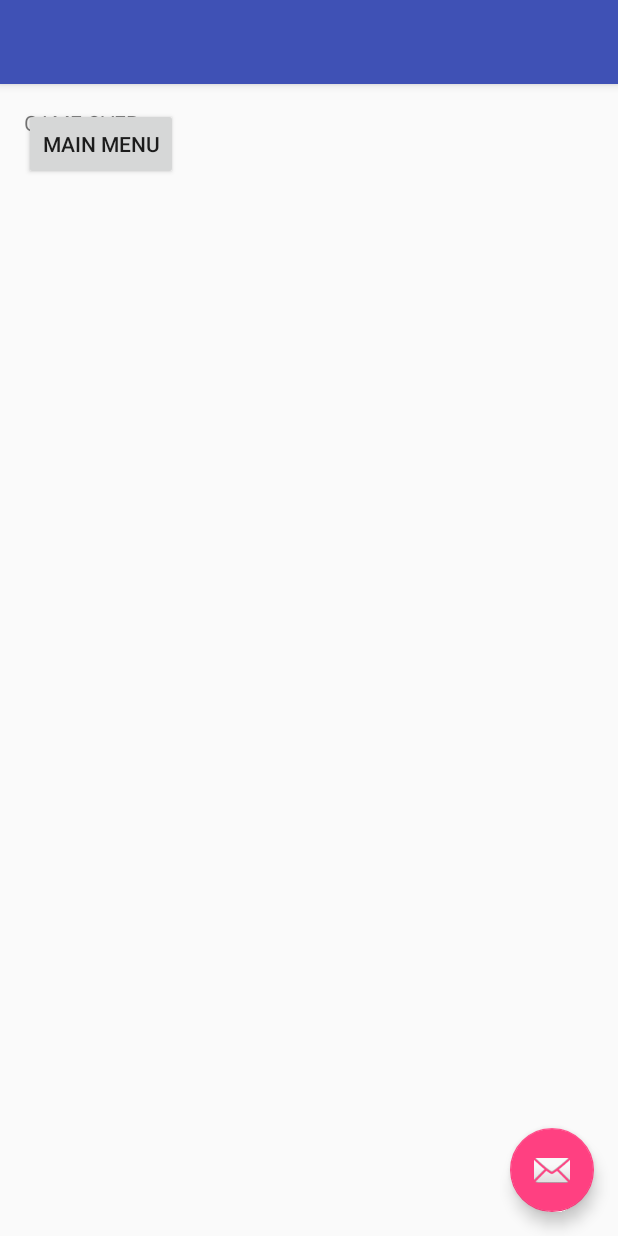
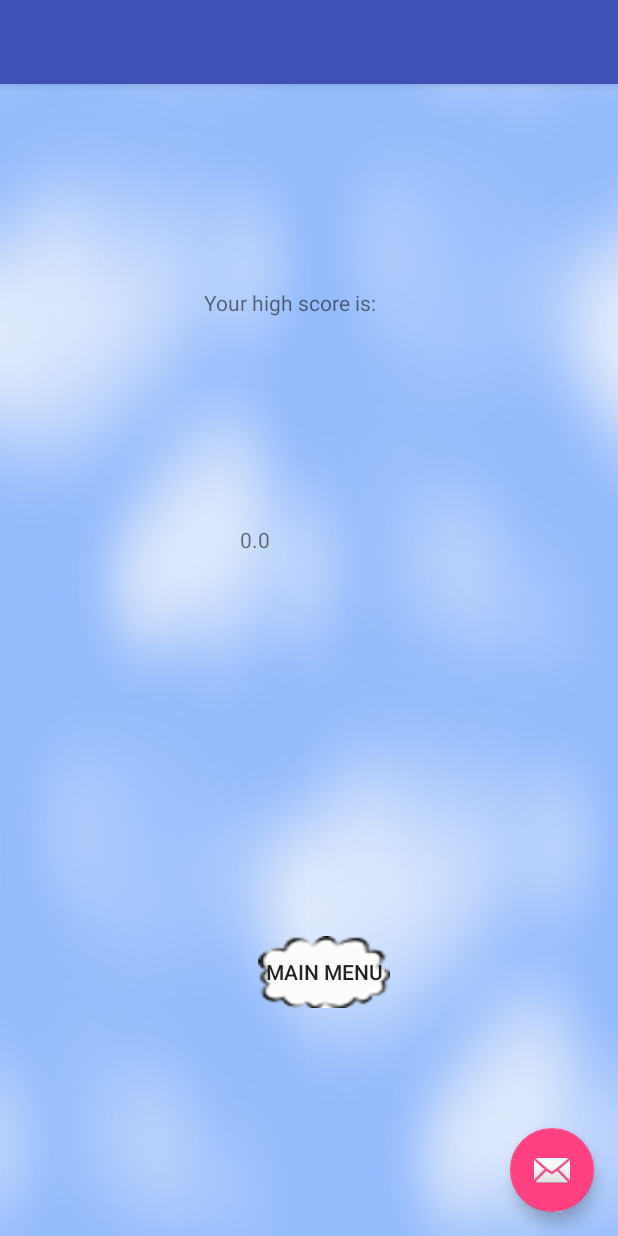
Before and after one commit to alisabar/myproject, an Android app: the GameOverActivity screen opened directly, with no data from a screen before it, on a phone screen of 412 x 824 dp. Run offline under Robolectric (Android 15) with nearby library versions, the phone set to English and light mode, and no system bars.

Commit message:
added high score

```diff
--- a/app/build.gradle
+++ b/app/build.gradle
@@ -29,5 +29,6 @@ dependencies {
     compile 'com.android.support:appcompat-v7:25.1.0'
     compile 'com.android.support.constraint:constraint-layout:1.0.0-beta4'
     compile 'com.android.support:design:25.1.0'
+    compile 'com.android.support:support-v4:25.1.0'
     testCompile 'junit:junit:4.12'
 }
--- a/app/src/main/AndroidManifest.xml
+++ b/app/src/main/AndroidManifest.xml
@@ -26,6 +26,6 @@
                 android:name="android.support.PARENT_ACTIVITY"
                 android:value="com.example.alisa.myproject.MainActivity" />
         </activity>
-    </application>
+      </application>
 
 </manifest>
--- a/app/src/main/java/com/example/alisa/myproject/GameOverActivity.java
+++ b/app/src/main/java/com/example/alisa/myproject/GameOverActivity.java
@@ -1,13 +1,19 @@
 package com.example.alisa.myproject;
 
 import android.app.Activity;
+import android.content.Context;
 import android.content.Intent;
+import android.content.SharedPreferences;
 import android.os.Bundle;
 import android.support.design.widget.FloatingActionButton;
 import android.support.design.widget.Snackbar;
 import android.support.v7.app.AppCompatActivity;
 import android.support.v7.widget.Toolbar;
 import android.view.View;
+import android.widget.EditText;
+import android.widget.TextView;
+
+import org.w3c.dom.Text;
 
 public class GameOverActivity extends Activity {
 
@@ -16,6 +22,13 @@ public class GameOverActivity extends Activity {
         super.onCreate(savedInstanceState);
         setContentView(R.layout.activity_game_over);
 
+        TextView score=(TextView) findViewById(R.id.Score);
+        SharedPreferences sharedprep=getSharedPreferences("HighScore", Context.MODE_PRIVATE);
+
+        int high_m= sharedprep.getInt("minutes",0);
+        int high_s= sharedprep.getInt("seconds",0);
+
+        score.setText(String.valueOf(high_m)+ "."+String.valueOf(high_s));
     }
 
     public void goToMainMenu(View view) {
--- a/app/src/main/java/com/example/alisa/myproject/MainActivity.java
+++ b/app/src/main/java/com/example/alisa/myproject/MainActivity.java
@@ -22,4 +22,10 @@ public void PlayButton(View view){
     startActivity(i);
 
 }
+
+    public void SettingButton(View view) {
+  //      Intent i = new Intent(this,SettingsActivity.class);
+     //   startActivity(i);
+
+    }
 }
--- a/app/src/main/res/layout/content_game_over.xml
+++ b/app/src/main/res/layout/content_game_over.xml
@@ -1,26 +1,51 @@
 <?xml version="1.0" encoding="utf-8"?>
-<RelativeLayout xmlns:android="http://schemas.android.com/apk/res/android"
+<android.support.constraint.ConstraintLayout xmlns:android="http://schemas.android.com/apk/res/android"
     xmlns:app="http://schemas.android.com/apk/res-auto"
     xmlns:tools="http://schemas.android.com/tools"
     android:id="@+id/content_game_over"
     android:layout_width="match_parent"
     android:layout_height="match_parent"
-    android:paddingBottom="@dimen/activity_vertical_margin"
-    android:paddingLeft="@dimen/activity_horizontal_margin"
-    android:paddingRight="@dimen/activity_horizontal_margin"
-    android:paddingTop="@dimen/activity_vertical_margin"
+    android:background="@drawable/sky3"
     app:layout_behavior="@string/appbar_scrolling_view_behavior"
     tools:context="com.example.alisa.myproject.GameOverActivity"
     tools:showIn="@layout/activity_game_over">
-<TextView
-    android:layout_width="match_parent"
-    android:layout_height="wrap_content"
-    android:text="GAME OVER"/>
 
     <Button
         android:layout_width="wrap_content"
         android:layout_height="wrap_content"
         android:text="Main Menu"
+        android:background="@drawable/cloudbutton"
         android:onClick="goToMainMenu"
-        />
-</RelativeLayout>
+        tools:layout_constraintRight_creator="1"
+        tools:layout_constraintBottom_creator="1"
+        app:layout_constraintBottom_toBottomOf="parent"
+        android:layout_marginEnd="152dp"
+        app:layout_constraintRight_toRightOf="parent"
+        android:id="@+id/button"
+        android:layout_marginBottom="152dp" />
+
+    <TextView
+        android:text="Your high score is:"
+        android:layout_width="wrap_content"
+        android:layout_height="wrap_content"
+        android:id="@+id/title"
+        tools:layout_constraintTop_creator="1"
+        android:layout_marginStart="136dp"
+        android:layout_marginTop="136dp"
+        tools:layout_constraintLeft_creator="1"
+        app:layout_constraintLeft_toLeftOf="parent"
+        app:layout_constraintTop_toTopOf="parent" />
+
+    <TextView
+        android:text="TextView"
+        android:layout_width="wrap_content"
+        android:layout_height="wrap_content"
+        android:id="@+id/Score"
+        app:layout_constraintTop_toTopOf="@+id/title"
+        app:layout_constraintBottom_toTopOf="@+id/button"
+        android:layout_marginBottom="8dp"
+        app:layout_constraintVertical_bias="0.39"
+        android:layout_marginStart="160dp"
+        app:layout_constraintLeft_toLeftOf="parent" />
+
+</android.support.constraint.ConstraintLayout>
```
Also changed, not shown: app/src/main/java/com/example/alisa/myproject/game/Game.java (+37 -0 lines), app/src/main/res/drawable/ic_info_black_24dp.xml (added, +9 -0 lines), app/src/main/res/drawable/ic_notifications_black_24dp.xml (added, +9 -0 lines), app/src/main/res/drawable/ic_sync_black_24dp.xml (added, +9 -0 lines), app/src/main/res/layout/activity_main.xml (+4 -4 lines), app/src/main/res/values/strings.xml (+73 -0 lines).
